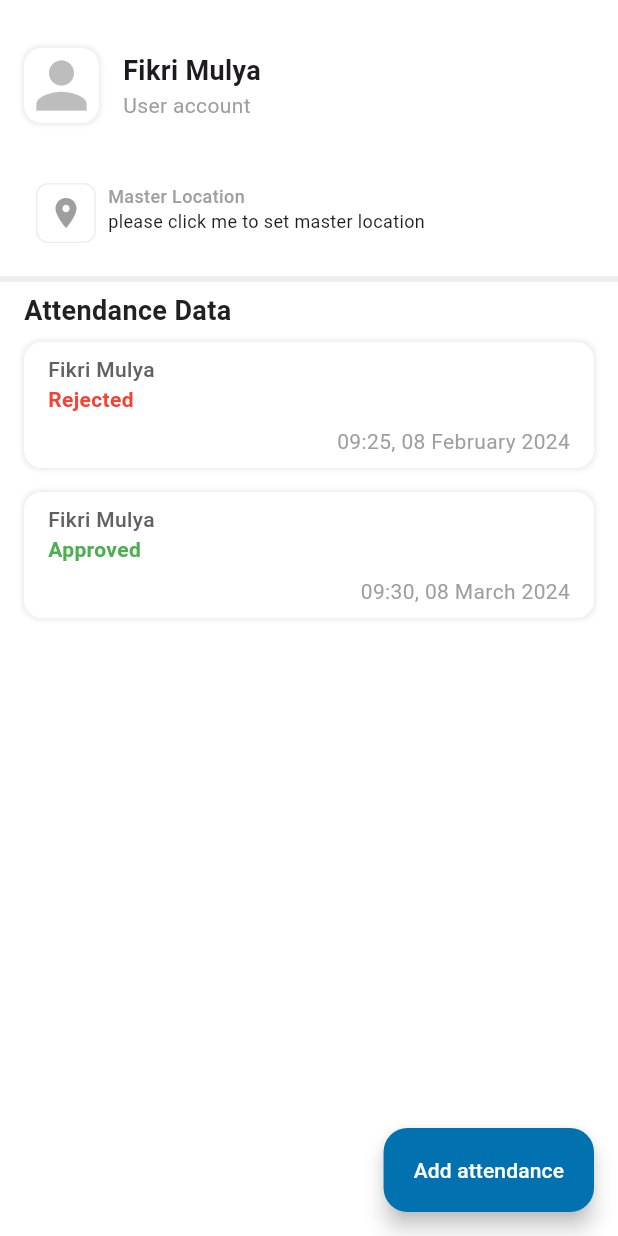
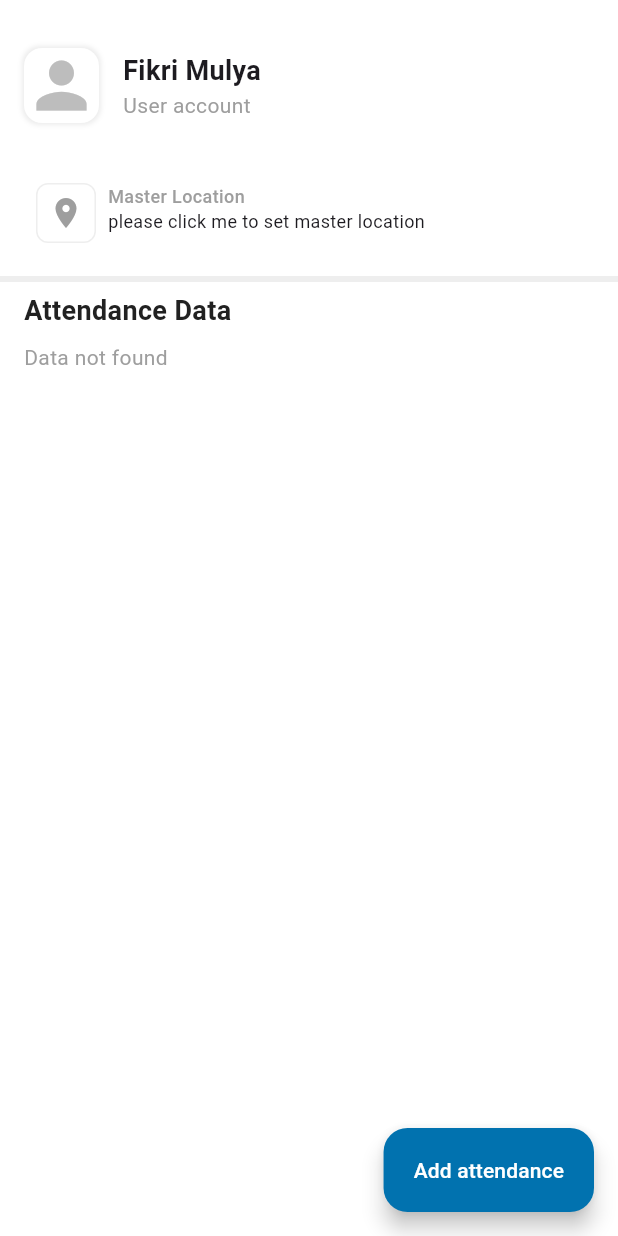
Before and after one commit to Fikrimulya23/Attendance-App, a Flutter app: the screen it shows after launch, on a phone screen of 412 x 824 dp. Run offline on Flutter 3.47's test engine with Material 3 defaults, Android fonts, the phone set to English and light mode, and no system bars; our stand-ins replace geolocator, google_maps_flutter, shared_preferences.

```diff
--- a/lib/attendance/models/attendance_model.dart
+++ b/lib/attendance/models/attendance_model.dart
@@ -18,7 +18,7 @@ class AttendanceModel {
 }
 
 List<AttendanceModel> listAttendance = [
-  AttendanceModel(
+  /* AttendanceModel(
     id: 1,
     name: name,
     dateTime: DateTime(2024, 02, 08, 9, 25),
@@ -31,5 +31,5 @@ List<AttendanceModel> listAttendance = [
     dateTime: DateTime(2024, 03, 08, 9, 30),
     isApproved: true,
     latLng: LatLng(-6.2779281, 106.8021154),
-  ),
+  ), */
 ];
--- a/lib/attendance/views/add_attendance_page.dart
+++ b/lib/attendance/views/add_attendance_page.dart
@@ -220,10 +220,13 @@ class _AddAttendancePageState extends State<AddAttendancePage> {
     var masterlat = await Preferences.getDouble(Preferences.masterLat);
     var masterLong = await Preferences.getDouble(Preferences.masterLong);
     if (masterlat != null) {
+      Position position = await getMyLocation();
+
+      var myLocation = LatLng(position.latitude, position.longitude);
       masterLocation = LatLng(masterlat, masterLong!);
 
       CameraPosition newCameraPosition = CameraPosition(
-        target: masterLocation,
+        target: myLocation,
         zoom: 19,
       );
       final GoogleMapController controller = await _controller.future;
--- a/lib/home/views/home_page.dart
+++ b/lib/home/views/home_page.dart
@@ -54,7 +54,17 @@ class _HomePageState extends State<HomePage> {
                 ),
               ),
             ),
-            Expanded(
+            (listAttendance.isEmpty)
+                ? Padding(
+                    padding: const EdgeInsets.fromLTRB(16, 8, 16, 0),
+                    child: Text(
+                      "Data not found",
+                      style: TextStyle(
+                        color: Colors.grey.shade500,
+                      ),
+                    ),
+                  )
+                : Expanded(
                     child: ListView.builder(
                       itemCount: listAttendance.length,
                       padding: const EdgeInsets.fromLTRB(16, 8, 16, 0),
```
Lines whose indentation alone changed are shown as unchanged.
